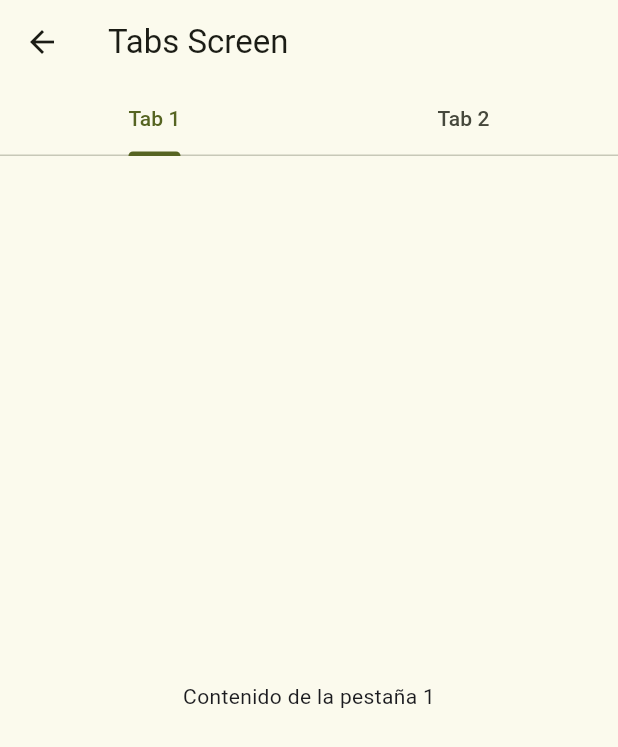
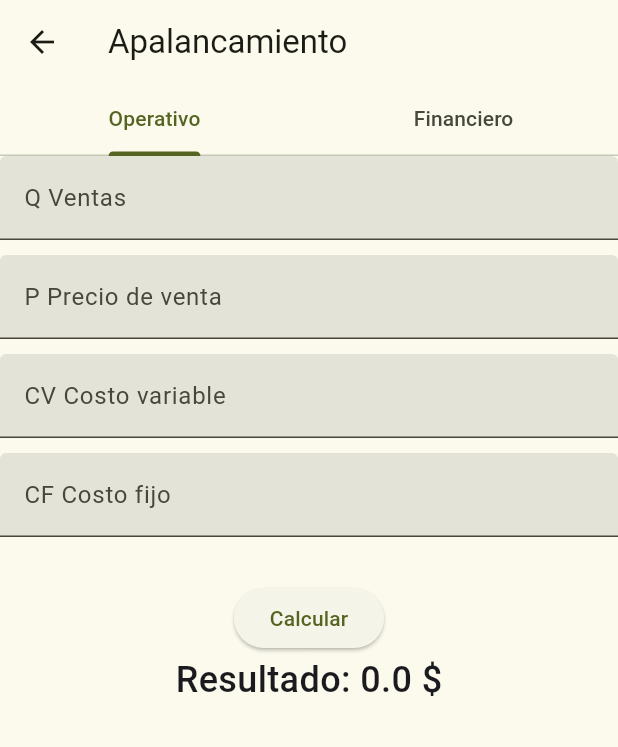
Before and after one commit to Hensell/finance_pro, a Flutter app: the LaverageCalcOptionScreen screen opened directly, on a phone screen of 412 x 824 dp. Shown: the top 747 px of the screen. Run offline on Flutter 3.47's test engine with Material 2 defaults, Android fonts, the light colour scheme and no system bars; our stand-ins replace carousel_slider, gap; missing offline and left inert: flutter_math_fork.

Commit message:
Terminado la calculadora de apalancamiento

```diff
--- a/lib/screens/calculator_option/laverage_calc_option_screen.dart
+++ b/lib/screens/calculator_option/laverage_calc_option_screen.dart
@@ -1,3 +1,5 @@
+import 'package:finance_pro/screens/calculator_option/tabs/leverage_fin_screen.dart';
+import 'package:finance_pro/screens/calculator_option/tabs/leverage_opt_screen.dart';
 import 'package:flutter/material.dart';
 
 class LaverageCalcOptionScreen extends StatefulWidget {
@@ -10,7 +12,8 @@ class LaverageCalcOptionScreen extends StatefulWidget {
 
 class _LaverageCalcOptionScreenState extends State<LaverageCalcOptionScreen>
     with SingleTickerProviderStateMixin {
-  late TabController _tabController = TabController(length: 2, vsync: this);
+  late final TabController _tabController =
+      TabController(length: 2, vsync: this);
 
   @override
   void dispose() {
@@ -22,40 +25,19 @@ class _LaverageCalcOptionScreenState extends State<LaverageCalcOptionScreen>
   Widget build(BuildContext context) {
     return Scaffold(
       appBar: AppBar(
-        title: Text('Tabs Screen'),
+        title: const Text('Apalancamiento'),
         bottom: TabBar(
           controller: _tabController,
-          tabs: [
-            Tab(text: 'Tab 1'),
-            Tab(text: 'Tab 2'),
+          tabs: const [
+            Tab(text: 'Operativo'),
+            Tab(text: 'Financiero'),
           ],
         ),
       ),
       body: TabBarView(
         controller: _tabController,
-        children: [
-          Tab1(),
-          Tab2(),
-        ],
+        children: const [LeverageOptScreen(), LeverageFinScreen()],
       ),
     );
   }
 }
-
-class Tab1 extends StatelessWidget {
-  @override
-  Widget build(BuildContext context) {
-    return Center(
-      child: Text('Contenido de la pestaña 1'),
-    );
-  }
-}
-
-class Tab2 extends StatelessWidget {
-  @override
-  Widget build(BuildContext context) {
-    return Center(
-      child: Text('Contenido de la pestaña 2'),
-    );
-  }
-}
--- /dev/null
+++ b/lib/screens/calculator_option/tabs/leverage_opt_screen.dart
@@ -0,0 +1,123 @@
+import 'package:flutter/material.dart';
+import 'package:flutter/services.dart';
+import 'package:gap/gap.dart';
+
+import '../../../services/functions/number_utils.dart';
+
+class LeverageOptScreen extends StatefulWidget {
+  const LeverageOptScreen({super.key});
+
+  @override
+  State<LeverageOptScreen> createState() => _LeverageOptScreenState();
+}
+
+class _LeverageOptScreenState extends State<LeverageOptScreen> {
+  final TextEditingController _firstController = TextEditingController();
+  final TextEditingController _secondController = TextEditingController();
+  final TextEditingController _thirdController = TextEditingController();
+  final TextEditingController _fourthController = TextEditingController();
+  double formattedResult = 0.0;
+
+  @override
+  Widget build(BuildContext context) {
+    return Scaffold(
+      body: Container(
+        padding: MediaQuery.of(context).size.width > 700
+            ? const EdgeInsets.symmetric(horizontal: 50)
+            : EdgeInsets.zero,
+        child: SingleChildScrollView(
+          child: Column(
+            children: [
+              Column(
+                children: [
+                  TextFormField(
+                    controller: _firstController,
+                    inputFormatters: [
+                      FilteringTextInputFormatter.allow(
+                          RegExp(r'^\d+\.?\d{0,2}')),
+                    ],
+                    decoration: const InputDecoration(
+                      label: Text('Q Ventas'),
+                      hintText: '0.0',
+                      filled: true,
+                    ),
+                  ),
+                  const Gap(10),
+                  TextFormField(
+                    controller: _secondController,
+                    keyboardType: TextInputType.number,
+                    inputFormatters: [
+                      FilteringTextInputFormatter.allow(
+                          RegExp(r'^\d+\.?\d{0,2}')),
+                    ],
+                    decoration: const InputDecoration(
+                      label: Text('P Precio de venta'),
+                      hintText: '0.0',
+                      filled: true,
+                    ),
+                  ),
+                  const Gap(10),
+                  TextFormField(
+                    controller: _thirdController,
+                    inputFormatters: [
+                      FilteringTextInputFormatter.allow(
+                          RegExp(r'^\d+\.?\d{0,2}')),
+                    ],
+                    decoration: const InputDecoration(
+                      label: Text('CV Costo variable'),
+                      hintText: '0.0',
+                      filled: true,
+                    ),
+                  ),
+                  const Gap(10),
+                  TextFormField(
+                    controller: _fourthController,
+                    inputFormatters: [
+                      FilteringTextInputFormatter.allow(
+                          RegExp(r'^\d+\.?\d{0,2}')),
+                    ],
+                    decoration: const InputDecoration(
+                      label: Text('CF Costo fijo'),
+                      hintText: '0.0',
+                      filled: true,
+                    ),
+                  ),
+                  const Gap(10),
+                ],
+              ),
+              const Gap(20),
+              ElevatedButton(
+                  onPressed: () {
+                    calculateResult();
+                  },
+                  child: const Text('Calcular')),
+              Text(
+                'Resultado: $formattedResult \$',
+                style:
+                    const TextStyle(fontSize: 24, fontWeight: FontWeight.w500),
+              )
+            ],
+          ),
+        ),
+      ),
+    );
+  }
+
+  void calculateResult() {
+    double first = parseDouble(_firstController.text);
+    double second = parseDouble(_secondController.text);
+    double third = parseDouble(_thirdController.text);
+    double fourth = parseDouble(_fourthController.text);
+
+    double result = 0;
+
+    result = (first * (second - third)) / ((first * (second - third)) - fourth);
+    setState(() {
+      formattedResult = NumberUtils.formatAndRound(result);
+    });
+  }
+
+  double parseDouble(String value) {
+    return value.isEmpty ? 0.0 : double.parse(value);
+  }
+}
```
Also changed, not shown: lib/screens/calculator_option/tabs/leverage_fin_screen.dart (added, +123 -0 lines).
